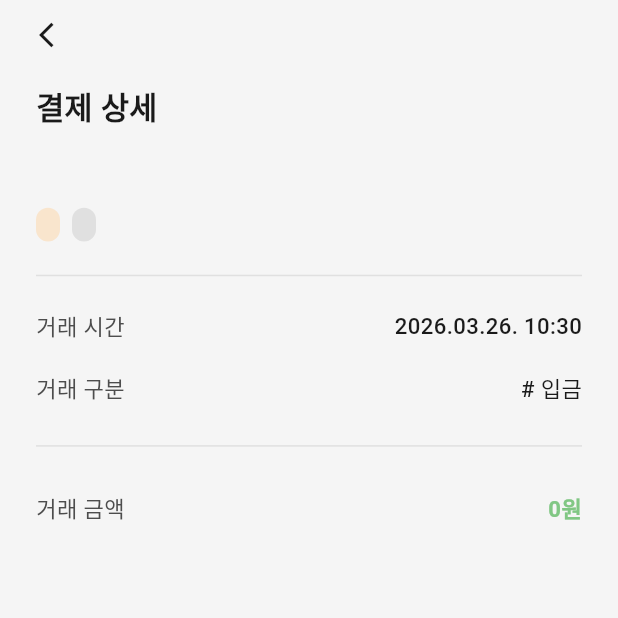
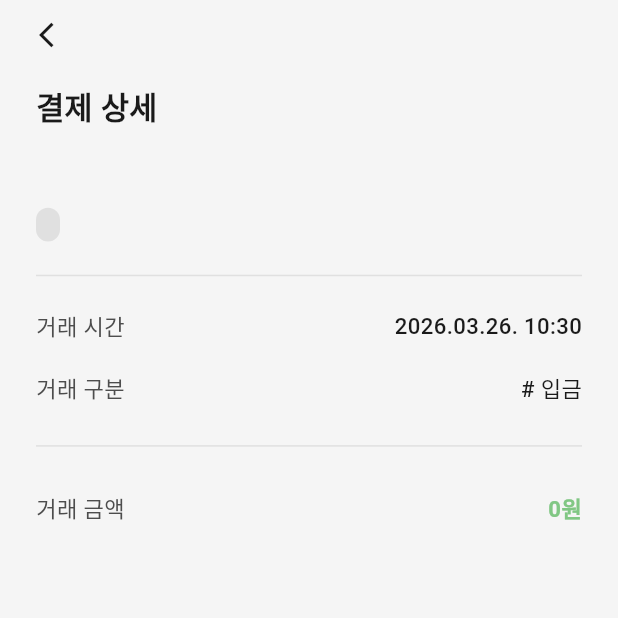
Before and after one commit to amagetdone/MoA, a Flutter app: the AssetDetailPage screen opened directly with empty values, on a phone screen of 412 x 824 dp, the top half of it. Run offline on Flutter 3.47's test engine with Material 3 defaults, Android fonts, the phone set to English and light mode, and no system bars; our stand-ins replace connectivity_plus, dio, firebase_core, firebase_messaging, fl_chart, flutter_dotenv and 14 more; missing offline and left inert: dart:js_interop, kakao_flutter_sdk_user; accounts and stored records are empty; Roboto replaces fonts that are missing (Pretendard).

Commit message:
Fix: 입금 거래 카테고리 배지 제거

```diff
--- a/FE/lib/presentation/pages/asset/asset_detail_page.dart
+++ b/FE/lib/presentation/pages/asset/asset_detail_page.dart
@@ -19,6 +19,11 @@ class AssetDetailPage extends StatelessWidget {
     final isIncome = transaction.type == TransactionType.income;
     final memoUpper = transaction.memo?.toUpperCase();
     final isCard = memoUpper == 'VARIABLE' || memoUpper == 'FIXED';
+    final showCategoryBadge = !isIncome && transaction.category.trim().isNotEmpty;
+    final showMemoBadge =
+        transaction.memo != null &&
+        memoUpper != 'FIXED' &&
+        memoUpper != 'VARIABLE';
     final dateFormat = DateFormat('yyyy.MM.dd. HH:mm');
 
     return Scaffold(
@@ -46,8 +51,10 @@ class AssetDetailPage extends StatelessWidget {
                     style: AppTextStyles.headingLg.copyWith(fontSize: 24.sp, color: colors.textPrimary),
                   ),
                   SizedBox(height: 8.h),
+                  if (showCategoryBadge || showMemoBadge) ...[
                     Row(
                       children: [
+                        if (showCategoryBadge)
                           Container(
                             padding: EdgeInsets.symmetric(horizontal: 8.w, vertical: 3.h),
                             decoration: BoxDecoration(
@@ -56,11 +63,14 @@ class AssetDetailPage extends StatelessWidget {
                             ),
                             child: Text(
                               transaction.category,
-                          style: AppTextStyles.caption.copyWith(color: AppColors.orange500, fontWeight: FontWeight.bold),
+                              style: AppTextStyles.caption.copyWith(
+                                color: AppColors.orange500,
+                                fontWeight: FontWeight.bold,
                               ),
                             ),
-                      if (transaction.memo != null && memoUpper != 'FIXED' && memoUpper != 'VARIABLE') ...[
-                        SizedBox(width: 8.w),
+                          ),
+                        if (showMemoBadge) ...[
+                          if (showCategoryBadge) SizedBox(width: 8.w),
                           Container(
                             padding: EdgeInsets.symmetric(horizontal: 8.w, vertical: 3.h),
                             decoration: BoxDecoration(
@@ -69,12 +79,17 @@ class AssetDetailPage extends StatelessWidget {
                             ),
                             child: Text(
                               transaction.memo!,
-                            style: AppTextStyles.caption.copyWith(color: colors.gray500, fontWeight: FontWeight.bold),
+                              style: AppTextStyles.caption.copyWith(
+                                color: colors.gray500,
+                                fontWeight: FontWeight.bold,
+                              ),
                             ),
                           ),
                         ],
                       ],
                     ),
+                    SizedBox(height: 24.h),
+                  ] else
                     SizedBox(height: 24.h),
                   Divider(color: colors.borderDefault, thickness: 1, height: 1),
                   SizedBox(height: 24.h),
```
Also changed, not shown: FE/lib/presentation/pages/asset/asset_page.dart (+24 -5 lines). Lines whose indentation alone changed are shown as unchanged.
